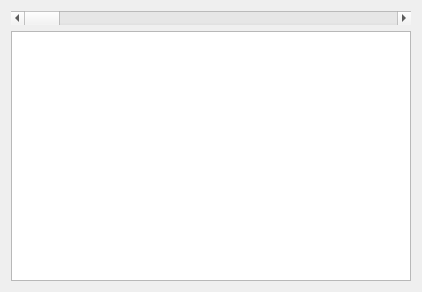
Before: the Qt Designer form Azenqos/Linechart.ui in meritechsolutions/azenqos_qgis_plugin, drawn with Qt 5.
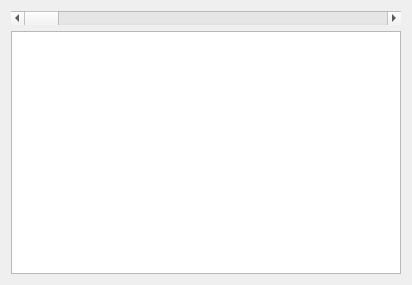
After: the same form once the commit is applied.

The edit to the form file:
```diff
--- a/Azenqos/Linechart.ui
+++ b/Azenqos/Linechart.ui
@@ -6,8 +6,8 @@
    <rect>
     <x>0</x>
     <y>0</y>
-    <width>377</width>
-    <height>124</height>
+    <width>412</width>
+    <height>285</height>
    </rect>
   </property>
   <property name="windowTitle">
@@ -28,8 +28,8 @@
     <widget class="QTableView" name="tableView">
      <property name="minimumSize">
       <size>
-       <width>400</width>
-       <height>250</height>
+       <width>0</width>
+       <height>0</height>
       </size>
      </property>
     </widget>
```
